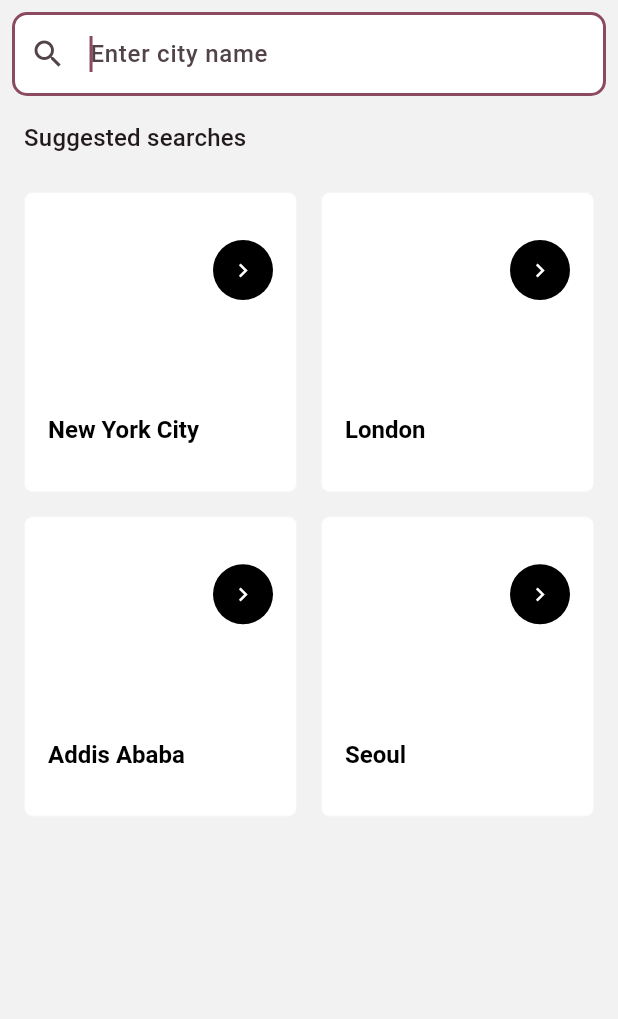
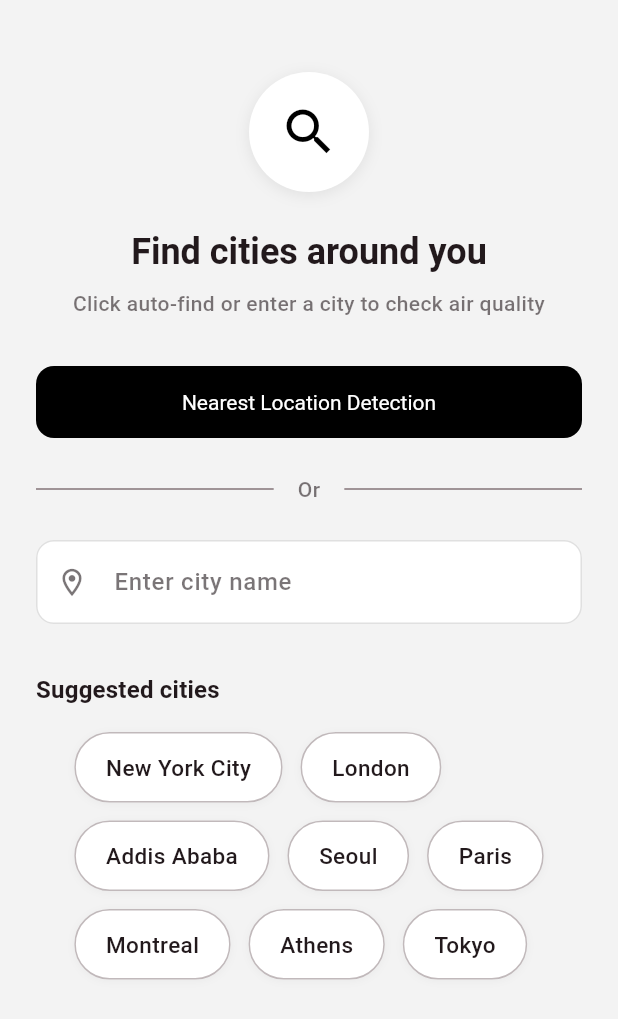
Before and after one commit to amha/ayer, a Flutter app: the SearchScreen screen opened by its route, on a phone screen of 412 x 824 dp. Shown: the top 1019 px of the screen. Run offline on Flutter 3.47's test engine with Material 3 defaults, Android fonts, the phone set to English and light mode, and no system bars; our stand-ins replace flutter_dotenv, lottie; missing offline and left inert: liquid_tabbar_minimize.

Commit message:
Refactor city search screen layout and enhance user interaction
- Updated the city search screen to use a SingleChildScrollView for better responsiveness.
- Introduced a new auto-detect feature with a Snackbar notification for location detection.
- Cleaned up the suggested cities list and improved the UI elements for a more cohesive design.
- Adjusted input decoration styles in light_theme.dart for a more modern look.

```diff
--- a/lib/air/city_search.dart
+++ b/lib/air/city_search.dart
@@ -1,7 +1,5 @@
 import 'package:flutter/material.dart';
 import 'city_view.dart';
-import 'package:provider/provider.dart';
-import 'package:ayer/main.dart';
 
 class SearchScreen extends StatefulWidget {
   const SearchScreen({super.key});
@@ -11,172 +9,196 @@ class SearchScreen extends StatefulWidget {
 }
 
 class _SearchScreenState extends State<SearchScreen> {
-  // Example list of strings - replace with your actual data
-  final List<String> items = [
+  final TextEditingController _searchController = TextEditingController();
+
+  static const List<String> _suggestedCities = [
     'New York City',
+    'London',
+    'Addis Ababa',
+    'Seoul',
+    'Paris',
     'Montreal',
-    'Addis Ababa',
     'Athens',
-    'Paris',
+    'Tokyo',
   ];
-
-  List<String> filteredItems = [];
-  final TextEditingController _searchController = TextEditingController();
 
   @override
   void initState() {
     super.initState();
-    filteredItems = items;
   }
 
-  // void _filterItems(String query) {
-  //   setState(() {
-  //     filteredItems = items
-  //         .where((item) => item.toLowerCase().contains(query.toLowerCase()))
-  //         .toList();
-  //   });
-  // }
+  void _onCitySelected(String cityName) {
+    Navigator.push(
+      context,
+      MaterialPageRoute(
+        builder: (context) => FeedDetail(cityName: cityName),
+      ),
+    );
+  }
+
+  void _onAutoDetect() {
+    ScaffoldMessenger.of(context).hideCurrentSnackBar();
+    ScaffoldMessenger.of(context).showSnackBar(
+      const SnackBar(
+        content: Text('Location detection coming soon. Enter a city below.'),
+        duration: Duration(seconds: 2),
+        behavior: SnackBarBehavior.floating,
+      ),
+    );
+  }
 
   @override
   Widget build(BuildContext context) {
+    final primaryColor = Theme.of(context).primaryColor;
+    final textColor = Theme.of(context).colorScheme.onSurface;
+    final mutedColor = Theme.of(context).colorScheme.onSurface.withOpacity(0.6);
+
     return Scaffold(
       backgroundColor: Theme.of(context).scaffoldBackgroundColor,
-      body: Column(
-        crossAxisAlignment: CrossAxisAlignment.start,
+      body: SingleChildScrollView(
+        padding: const EdgeInsets.symmetric(horizontal: 24, vertical: 32),
+        child: Column(
+          crossAxisAlignment: CrossAxisAlignment.center,
           children: [
-          Padding(
-            padding: const EdgeInsets.all(8.0),
-            child: TextField(
-              controller: _searchController,
-              autofocus: true,
-              decoration: InputDecoration(
-                filled: true,
-                fillColor: Colors.white,
-                hintText: 'Enter city name',
-                prefixIcon: const Icon(Icons.search),
-                border: OutlineInputBorder(
-                  borderRadius: BorderRadius.circular(10),
+            const SizedBox(height: 16),
+            // Search icon (white background, black icon in light mode)
+            Builder(
+              builder: (context) {
+                final isDark = Theme.of(context).brightness == Brightness.dark;
+                return Container(
+                  width: 80,
+                  height: 80,
+                  decoration: BoxDecoration(
+                    color: isDark
+                        ? Theme.of(context).cardColor
+                        : Colors.white,
+                    shape: BoxShape.circle,
+                    boxShadow: [
+                      BoxShadow(
+                        color: Colors.black.withOpacity(0.08),
+                        blurRadius: 8,
+                        offset: const Offset(0, 2),
+                      ),
+                    ],
+                  ),
+                  child: Icon(
+                    Icons.search,
+                    size: 40,
+                    color: isDark ? Colors.white : Colors.black,
+                  ),
+                );
+              },
+            ),
+            const SizedBox(height: 24),
+            // Title
+            Text(
+              'Find cities around you',
+              textAlign: TextAlign.center,
+              style: Theme.of(context).textTheme.headlineSmall?.copyWith(
+                    fontWeight: FontWeight.bold,
+                    color: textColor,
                   ),
             ),
-              //onChanged: _filterItems,
-              onSubmitted: (value) {
-                if (value.isNotEmpty) {
-                  final savedCities = context.read<SavedCities>();
-                  final existingCity = savedCities.cities
-                      .where((city) =>
-                          city.searchTerm.toLowerCase() == value.toLowerCase())
-                      .toList();
-
-                  if (existingCity.isNotEmpty) {
-                    Navigator.push(
-                      context,
-                      MaterialPageRoute(
-                        builder: (context) =>
-                            FeedDetail(cityName: existingCity[0].searchTerm),
+            const SizedBox(height: 8),
+            // Description
+            Text(
+              'Click auto-find or enter a city to check air quality',
+              textAlign: TextAlign.center,
+              style: Theme.of(context).textTheme.bodyMedium?.copyWith(
+                    color: mutedColor,
+                    fontSize: 14,
                   ),
-                    );
-                  } else {
-                    Navigator.push(
-                      context,
-                      MaterialPageRoute(
-                        builder: (context) => FeedDetail(cityName: value),
             ),
-                    );
-                  }
-                }
-              },
+            const SizedBox(height: 32),
+            // Auto-detect button
+            SizedBox(
+              width: double.infinity,
+              child: FilledButton(
+                onPressed: _onAutoDetect,
+                style: FilledButton.styleFrom(
+                  backgroundColor: primaryColor,
+                  foregroundColor: Colors.white,
+                  padding: const EdgeInsets.symmetric(vertical: 16),
+                  shape: RoundedRectangleBorder(
+                    borderRadius: BorderRadius.circular(12),
+                  ),
+                ),
+                child: const Text('Nearest Location Detection'),
+              ),
+            ),
+            const SizedBox(height: 24),
+            // Or separator
+            Row(
+              children: [
+                Expanded(
+                  child: Divider(
+                    color: Theme.of(context).dividerColor,
+                    thickness: 1,
                   ),
                 ),
                 Padding(
-            padding:
-                const EdgeInsets.symmetric(horizontal: 16.0, vertical: 8.0),
+                  padding: const EdgeInsets.symmetric(horizontal: 16),
                   child: Text(
-              'Suggested searches',
-              style: Theme.of(context).textTheme.titleMedium,
+                    'Or',
+                    style: TextStyle(
+                      color: mutedColor,
+                      fontSize: 14,
+                    ),
                   ),
                 ),
                 Expanded(
-            child: Padding(
-              padding: const EdgeInsets.all(16.0),
-              child: GridView.count(
-                crossAxisCount: 2,
-                mainAxisSpacing: 16,
-                crossAxisSpacing: 16,
-                childAspectRatio: 1 / 1.1, // width:height ratio of 1:2
-                children: [
-                  _buildCityButton('New York City', '🏢'),
-                  _buildCityButton('London', '🇬🇧'),
-                  _buildCityButton('Addis Ababa', '🇪🇹'),
-                  _buildCityButton('Seoul', '🇰🇷'),
-                ],
-              ),
+                  child: Divider(
+                    color: Theme.of(context).dividerColor,
+                    thickness: 1,
                   ),
                 ),
               ],
             ),
-    );
-  }
-
-  Widget _buildCityButton(String cityName, String emoji) {
-    return OutlinedButton(
-      style: Theme.of(context).outlinedButtonTheme.style?.copyWith(
-            side: WidgetStateProperty.all<BorderSide>(
-              BorderSide(
-                color: Theme.of(context).scaffoldBackgroundColor,
-                width: .5,
-                strokeAlign: -1.0,
+            const SizedBox(height: 24),
+            // City input field
+            TextField(
+              controller: _searchController,
+              decoration: InputDecoration(
+                hintText: 'Enter city name',
+                hintStyle: TextStyle(color: mutedColor),
+                prefixIcon: Icon(
+                  Icons.location_on_outlined,
+                  color: mutedColor,
+                  size: 22,
                 ),
               ),
-            shape: WidgetStateProperty.all<RoundedRectangleBorder>(
-              RoundedRectangleBorder(
-                borderRadius: BorderRadius.circular(6),
+              onSubmitted: (value) {
+                if (value.trim().isNotEmpty) {
+                  _onCitySelected(value.trim());
+                }
+              },
+            ),
+            const SizedBox(height: 32),
+            // Suggested cities list
+            Align(
+              alignment: Alignment.centerLeft,
+              child: Text(
+                'Suggested cities',
+                style: Theme.of(context).textTheme.titleMedium?.copyWith(
+                      fontWeight: FontWeight.w600,
+                      color: textColor,
                     ),
               ),
             ),
-      onPressed: () {
-        Navigator.push(
-          context,
-          MaterialPageRoute(
-            builder: (context) => FeedDetail(
+            const SizedBox(height: 16),
+            Wrap(
+              spacing: 12,
+              runSpacing: 12,
+              children: _suggestedCities.map((cityName) {
+                return _CityPill(
                   cityName: cityName,
+                  onTap: () => _onCitySelected(cityName),
+                );
+              }).toList(),
             ),
-          ),
-        );
-      },
-      child: Column(
-        mainAxisAlignment: MainAxisAlignment.spaceBetween,
-        children: [
-          Padding(
-            padding: const EdgeInsets.all(16),
-            child: Row(
-              mainAxisAlignment: MainAxisAlignment.end,
-              children: [
-                CircleAvatar(
-                  backgroundColor: Theme.of(context).primaryColor,
-                  child: Icon(
-                    Icons.chevron_right,
-                    color: Theme.of(context).colorScheme.onPrimary,
-                  ),
-                )
+            const SizedBox(height: 24),
           ],
         ),
-          ),
-          Padding(
-            padding: const EdgeInsets.fromLTRB(16, 0, 16, 16),
-            child: Row(
-              mainAxisAlignment: MainAxisAlignment.start,
-              children: [
-                Text(
-                  cityName,
-                  style: TextStyle(
-                      fontWeight: FontWeight.w600,
-                      fontSize: 16,
-                      color: Theme.of(context).primaryColor),
-                ),
-              ],
-            ),
-          ),
-        ],
       ),
     );
   }
@@ -187,3 +209,55 @@ class _SearchScreenState extends State<SearchScreen> {
     super.dispose();
   }
 }
+
+class _CityPill extends StatelessWidget {
+  final String cityName;
+  final VoidCallback onTap;
+
+  const _CityPill({
+    required this.cityName,
+    required this.onTap,
+  });
+
+  @override
+  Widget build(BuildContext context) {
+    final textColor = Theme.of(context).colorScheme.onSurface;
+    final isDark = Theme.of(context).brightness == Brightness.dark;
+    final pillColor = isDark ? Theme.of(context).cardColor : Colors.white;
+
+    return Material(
+      color: Colors.transparent,
+      child: InkWell(
+        onTap: onTap,
+        borderRadius: BorderRadius.circular(24),
+        child: Container(
+          padding: const EdgeInsets.symmetric(horizontal: 20, vertical: 12),
+          decoration: BoxDecoration(
+            color: pillColor,
+            borderRadius: BorderRadius.circular(24),
+            border: Border.all(
+              color: Theme.of(context).dividerColor.withOpacity(0.5),
+            ),
+            boxShadow: isDark
+                ? null
+                : [
+                    BoxShadow(
+                      color: Colors.black.withOpacity(0.04),
+                      blurRadius: 4,
+                      offset: const Offset(0, 1),
+                    ),
+                  ],
+          ),
+          child: Text(
+            cityName,
+            style: TextStyle(
+              fontWeight: FontWeight.w500,
+              fontSize: 15,
+              color: textColor,
+            ),
+          ),
+        ),
+      ),
+    );
+  }
+}
--- a/lib/design/light_theme.dart
+++ b/lib/design/light_theme.dart
@@ -6,9 +6,9 @@ ThemeData lightTheme() {
     useMaterial3: true,
     textTheme: ayerTextTheme,
     colorScheme: ColorScheme.fromSeed(seedColor: Colors.black),
-    scaffoldBackgroundColor: const Color(0xffF2F2F2),
+    scaffoldBackgroundColor: const Color(0xffF3F3F3),
     appBarTheme: const AppBarTheme(
-      backgroundColor: Color(0xffF2F2F2),
+      backgroundColor: Color(0xffF3F3F3),
       titleTextStyle: TextStyle(
         color: Colors.black,
         fontWeight: FontWeight.bold,
@@ -50,6 +50,22 @@ ThemeData lightTheme() {
     drawerTheme: const DrawerThemeData(
       backgroundColor: Colors.white,
     ),
+    inputDecorationTheme: InputDecorationTheme(
+      filled: true,
+      fillColor: Colors.white,
+      contentPadding: const EdgeInsets.symmetric(horizontal: 16, vertical: 16),
+      border: OutlineInputBorder(
+        borderRadius: BorderRadius.circular(12),
+      ),
+      enabledBorder: OutlineInputBorder(
+        borderRadius: BorderRadius.circular(12),
+        borderSide: const BorderSide(color: Color(0xFFE0E0E0)),
+      ),
+      focusedBorder: OutlineInputBorder(
+        borderRadius: BorderRadius.circular(12),
+        borderSide: const BorderSide(color: Colors.black, width: 1.5),
+      ),
+    ),
     primaryColor: Colors.black,
     primaryColorDark: Colors.white,
   );
--- a/lib/learning/learning_home.dart
+++ b/lib/learning/learning_home.dart
@@ -201,7 +201,7 @@ class LearningHome extends StatelessWidget {
   Widget _buildLearningCard(BuildContext context, LearningItem item) {
     return Card(
       elevation: 0,
-      color: Theme.of(context).cardColor,
+      color: Colors.white,
       margin: const EdgeInsets.only(bottom: 12.0),
       child: ListTile(
         contentPadding: const EdgeInsets.all(16.0),
```
Lines whose indentation alone changed are shown as unchanged.
